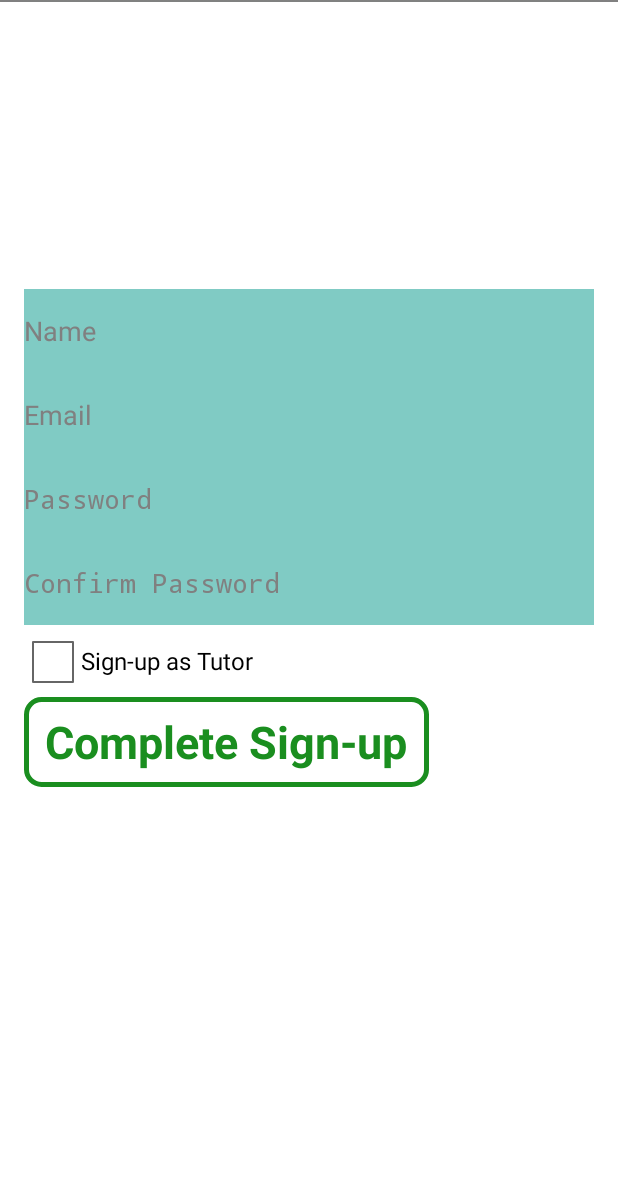
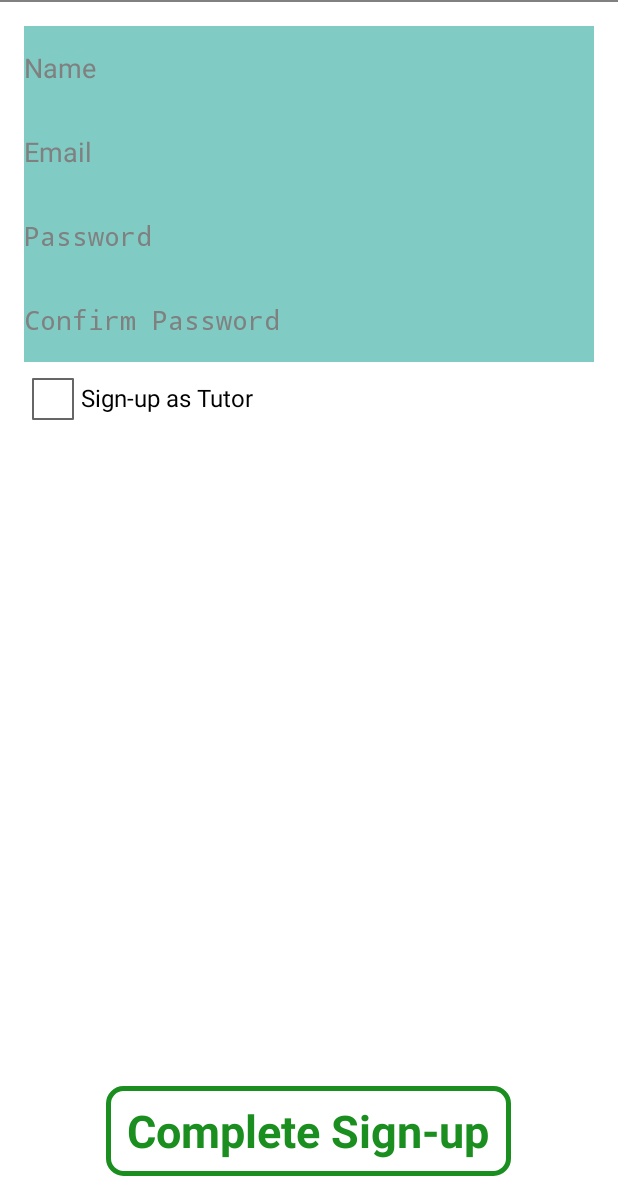
Before and after one commit to jhallard/Tutr, an Android app: the layout fragment_log_in.xml on its own in the app's theme, with its tools: preview values and no code run, on a phone screen of 412 x 824 dp, the part 36-1236 px from its top. Run offline under Robolectric (Android 15) with nearby library versions, the phone set to English and light mode, and no system bars.

Commit message:
Minor spatial changes to the log-in screen for better aesthetics.

```diff
--- a/app/src/main/res/layout/fragment_log_in.xml
+++ b/app/src/main/res/layout/fragment_log_in.xml
@@ -15,7 +15,6 @@
         android:elegantTextHeight="true"
         android:height="@dimen/abc_action_bar_default_height_material"
         android:hint="Name"
-        android:layout_marginTop="175dp"
         android:layout_alignParentTop="true"
         android:layout_alignParentEnd="true"
         android:layout_alignParentStart="true" />
@@ -41,8 +40,8 @@
         android:text="Complete Sign-up"
         android:id="@+id/SIGNUP"
         android:height="@dimen/abc_action_bar_default_height_material"
-        android:layout_below="@+id/checkBox"
-        android:layout_alignParentStart="true" />
+        android:layout_alignParentBottom="true"
+        android:layout_centerHorizontal="true" />
 
     <EditText
         android:layout_width="wrap_content"
```
